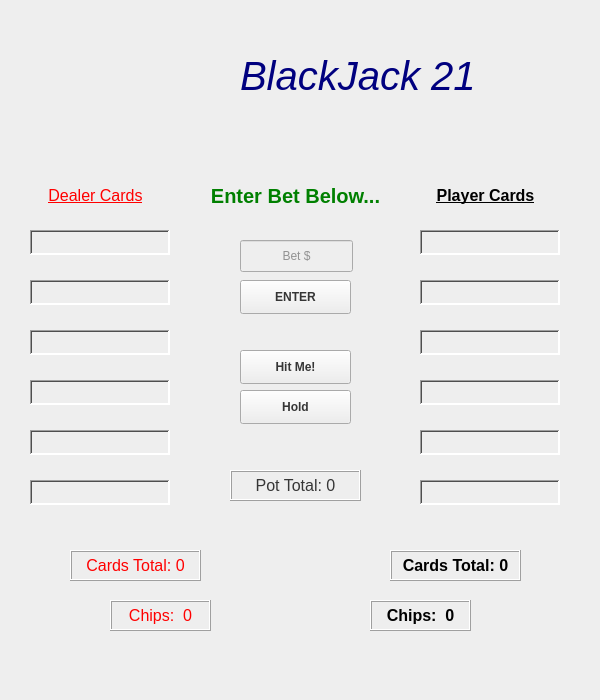
Old version of the form bj21.ui in the repository ultrex22/BJ_21_PYQT5.
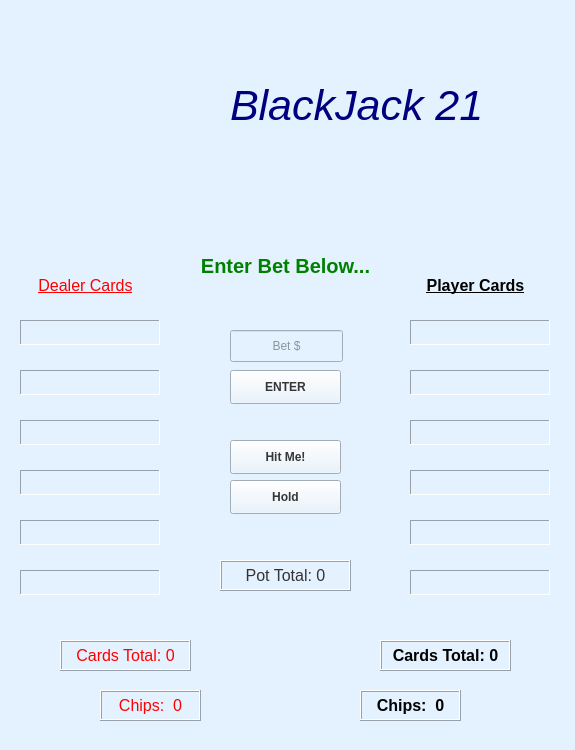
New version of the form.

Commit message: Added some color and reworked some text.

What changed in the file:
```diff
--- a/bj21.ui
+++ b/bj21.ui
@@ -6,20 +6,20 @@
    <rect>
     <x>0</x>
     <y>0</y>
-    <width>600</width>
-    <height>700</height>
+    <width>575</width>
+    <height>750</height>
    </rect>
   </property>
   <property name="minimumSize">
    <size>
-    <width>600</width>
-    <height>700</height>
+    <width>575</width>
+    <height>750</height>
    </size>
   </property>
   <property name="maximumSize">
    <size>
-    <width>600</width>
-    <height>700</height>
+    <width>575</width>
+    <height>750</height>
    </size>
   </property>
   <property name="font">
@@ -31,22 +31,23 @@
    <string>Black Jack 21 - The Game</string>
   </property>
   <property name="styleSheet">
-   <string notr="true">background-color: #eeeeee;
+   <string notr="true">background-color: #dddddd;
+background-color: rgb(228, 242, 255);
 color: rgb(54, 54, 54)</string>
   </property>
   <widget class="QWidget" name="centralwidget">
    <widget class="QLabel" name="title">
     <property name="geometry">
      <rect>
-      <x>240</x>
-      <y>50</y>
-      <width>261</width>
+      <x>230</x>
+      <y>80</y>
+      <width>281</width>
       <height>51</height>
      </rect>
     </property>
     <property name="font">
      <font>
-      <pointsize>30</pointsize>
+      <pointsize>32</pointsize>
       <italic>true</italic>
      </font>
     </property>
@@ -60,8 +61,8 @@
    <widget class="QLabel" name="dealer_name">
     <property name="geometry">
      <rect>
-      <x>20</x>
-      <y>180</y>
+      <x>10</x>
+      <y>270</y>
       <width>151</width>
       <height>31</height>
      </rect>
@@ -85,8 +86,8 @@
    <widget class="QLabel" name="player_name">
     <property name="geometry">
      <rect>
-      <x>400</x>
-      <y>170</y>
+      <x>390</x>
+      <y>260</y>
       <width>171</width>
       <height>51</height>
      </rect>
@@ -115,8 +116,8 @@
    <widget class="QLabel" name="pot_total">
     <property name="geometry">
      <rect>
-      <x>230</x>
-      <y>470</y>
+      <x>220</x>
+      <y>560</y>
       <width>131</width>
       <height>31</height>
      </rect>
@@ -126,6 +127,9 @@
       <pointsize>12</pointsize>
      </font>
     </property>
+    <property name="styleSheet">
+     <string notr="true">color: #333333;</string>
+    </property>
     <property name="frameShape">
      <enum>QFrame::Box</enum>
     </property>
@@ -138,12 +142,15 @@
     <property name="alignment">
      <set>Qt::AlignCenter</set>
     </property>
+    <property name="margin">
+     <number>0</number>
+    </property>
    </widget>
    <widget class="QLabel" name="dealer_card1">
     <property name="geometry">
      <rect>
-      <x>30</x>
-      <y>230</y>
+      <x>20</x>
+      <y>320</y>
       <width>140</width>
       <height>25</height>
      </rect>
@@ -157,7 +164,7 @@
      <string notr="true">color: rgb(255, 0, 0);</string>
     </property>
     <property name="frameShape">
-     <enum>QFrame::WinPanel</enum>
+     <enum>QFrame::Panel</enum>
     </property>
     <property name="frameShadow">
      <enum>QFrame::Sunken</enum>
@@ -172,8 +179,8 @@
    <widget class="QLabel" name="dealer_card2">
     <property name="geometry">
      <rect>
-      <x>30</x>
-      <y>280</y>
+      <x>20</x>
+      <y>370</y>
       <width>140</width>
       <height>25</height>
      </rect>
@@ -187,7 +194,7 @@
      <string notr="true">color: rgb(255, 0, 0);</string>
     </property>
     <property name="frameShape">
-     <enum>QFrame::WinPanel</enum>
+     <enum>QFrame::Panel</enum>
     </property>
     <property name="frameShadow">
      <enum>QFrame::Sunken</enum>
@@ -202,8 +209,8 @@
    <widget class="QLabel" name="dealer_card3">
     <property name="geometry">
      <rect>
-      <x>30</x>
-      <y>330</y>
+      <x>20</x>
+      <y>420</y>
       <width>140</width>
       <height>25</height>
      </rect>
@@ -217,7 +224,7 @@
      <string notr="true">color: rgb(255, 0, 0);</string>
     </property>
     <property name="frameShape">
-     <enum>QFrame::WinPanel</enum>
+     <enum>QFrame::Panel</enum>
     </property>
     <property name="frameShadow">
      <enum>QFrame::Sunken</enum>
@@ -232,8 +239,8 @@
    <widget class="QLabel" name="dealer_card4">
     <property name="geometry">
      <rect>
-      <x>30</x>
-      <y>380</y>
+      <x>20</x>
+      <y>470</y>
       <width>140</width>
       <height>25</height>
      </rect>
@@ -247,7 +254,7 @@
      <string notr="true">color: rgb(255, 0, 0);</string>
     </property>
     <property name="frameShape">
-     <enum>QFrame::WinPanel</enum>
+     <enum>QFrame::Panel</enum>
     </property>
     <property name="frameShadow">
      <enum>QFrame::Sunken</enum>
@@ -262,8 +269,8 @@
    <widget class="QLabel" name="dealer_card5">
     <property name="geometry">
      <rect>
-      <x>30</x>
-      <y>430</y>
+      <x>20</x>
+      <y>520</y>
       <width>140</width>
       <height>25</height>
      </rect>
@@ -277,7 +284,7 @@
      <string notr="true">color:red;</string>
     </property>
     <property name="frameShape">
-     <enum>QFrame::WinPanel</enum>
+     <enum>QFrame::Panel</enum>
     </property>
     <property name="frameShadow">
      <enum>QFrame::Sunken</enum>
@@ -292,8 +299,8 @@
    <widget class="QLabel" name="dealer_total">
     <property name="geometry">
      <rect>
-      <x>70</x>
-      <y>550</y>
+      <x>60</x>
+      <y>640</y>
       <width>131</width>
       <height>31</height>
      </rect>
@@ -322,8 +329,8 @@
    <widget class="QLabel" name="player_total">
     <property name="geometry">
      <rect>
-      <x>390</x>
-      <y>550</y>
+      <x>380</x>
+      <y>640</y>
       <width>131</width>
       <height>31</height>
      </rect>
@@ -354,8 +361,8 @@
    <widget class="QLabel" name="player_card2">
     <property name="geometry">
      <rect>
-      <x>420</x>
-      <y>280</y>
+      <x>410</x>
+      <y>370</y>
       <width>140</width>
       <height>25</height>
      </rect>
@@ -371,7 +378,7 @@
      <string notr="true">color: rgb(0, 0, 0);</string>
     </property>
     <property name="frameShape">
-     <enum>QFrame::WinPanel</enum>
+     <enum>QFrame::Panel</enum>
     </property>
     <property name="frameShadow">
      <enum>QFrame::Sunken</enum>
@@ -386,8 +393,8 @@
    <widget class="QLabel" name="player_card3">
     <property name="geometry">
      <rect>
-      <x>420</x>
-      <y>330</y>
+      <x>410</x>
+      <y>420</y>
       <width>140</width>
       <height>25</height>
      </rect>
@@ -403,7 +410,7 @@
      <string notr="true">color: rgb(0, 0, 0);</string>
     </property>
     <property name="frameShape">
-     <enum>QFrame::WinPanel</enum>
+     <enum>QFrame::Panel</enum>
     </property>
     <property name="frameShadow">
      <enum>QFrame::Sunken</enum>
@@ -418,8 +425,8 @@
    <widget class="QLabel" name="player_card1">
     <property name="geometry">
      <rect>
-      <x>420</x>
-      <y>230</y>
+      <x>410</x>
+      <y>320</y>
       <width>140</width>
       <height>25</height>
      </rect>
@@ -435,7 +442,7 @@
      <string notr="true">color: rgb(0, 0, 0);</string>
     </property>
     <property name="frameShape">
-     <enum>QFrame::WinPanel</enum>
+     <enum>QFrame::Panel</enum>
     </property>
     <property name="frameShadow">
      <enum>QFrame::Sunken</enum>
@@ -450,8 +457,8 @@
    <widget class="QLabel" name="player_card4">
     <property name="geometry">
      <rect>
-      <x>420</x>
-      <y>380</y>
+      <x>410</x>
+      <y>470</y>
       <width>140</width>
       <height>25</height>
      </rect>
@@ -467,7 +474,7 @@
      <string notr="true">color: rgb(0, 0, 0);</string>
     </property>
     <property name="frameShape">
-     <enum>QFrame::WinPanel</enum>
+     <enum>QFrame::Panel</enum>
     </property>
     <property name="frameShadow">
      <enum>QFrame::Sunken</enum>
@@ -482,8 +489,8 @@
    <widget class="QLabel" name="player_card5">
     <property name="geometry">
      <rect>
-      <x>420</x>
-      <y>430</y>
+      <x>410</x>
+      <y>520</y>
       <width>140</width>
       <height>25</height>
      </rect>
@@ -499,7 +506,7 @@
      <string notr="true">color: rgb(0, 0, 0);</string>
     </property>
     <property name="frameShape">
-     <enum>QFrame::WinPanel</enum>
+     <enum>QFrame::Panel</enum>
     </property>
     <property name="frameShadow">
      <enum>QFrame::Sunken</enum>
@@ -514,8 +521,8 @@
    <widget class="QLabel" name="dealer_chips">
     <property name="geometry">
      <rect>
-      <x>110</x>
-      <y>600</y>
+      <x>100</x>
+      <y>690</y>
       <width>101</width>
       <height>31</height>
      </rect>
@@ -544,8 +551,8 @@
    <widget class="QLabel" name="player_chips">
     <property name="geometry">
      <rect>
-      <x>370</x>
-      <y>600</y>
+      <x>360</x>
+      <y>690</y>
       <width>101</width>
       <height>31</height>
      </rect>
@@ -576,15 +583,21 @@
    <widget class="QPushButton" name="icon1">
     <property name="geometry">
      <rect>
-      <x>80</x>
-      <y>30</y>
-      <width>61</width>
-      <height>81</height>
+      <x>50</x>
+      <y>50</y>
+      <width>71</width>
+      <height>91</height>
      </rect>
     </property>
     <property name="text">
      <string/>
     </property>
+    <property name="iconSize">
+     <size>
+      <width>30</width>
+      <height>40</height>
+     </size>
+    </property>
     <property name="flat">
      <bool>true</bool>
     </property>
@@ -592,15 +605,24 @@
    <widget class="QPushButton" name="icon2">
     <property name="geometry">
      <rect>
-      <x>150</x>
-      <y>50</y>
-      <width>61</width>
-      <height>81</height>
+      <x>140</x>
+      <y>90</y>
+      <width>71</width>
+      <height>91</height>
      </rect>
     </property>
     <property name="text">
      <string notr="true"/>
     </property>
+    <property name="iconSize">
+     <size>
+      <width>30</width>
+      <height>40</height>
+     </size>
+    </property>
+    <property name="checkable">
+     <bool>false</bool>
+    </property>
     <property name="flat">
      <bool>true</bool>
     </property>
@@ -608,8 +630,8 @@
    <widget class="QLabel" name="player_textbox">
     <property name="geometry">
      <rect>
-      <x>200</x>
-      <y>160</y>
+      <x>190</x>
+      <y>230</y>
       <width>191</width>
       <height>71</height>
      </rect>
@@ -637,8 +659,8 @@
    <widget class="QToolButton" name="hit_me_button">
     <property name="geometry">
      <rect>
-      <x>240</x>
-      <y>350</y>
+      <x>230</x>
+      <y>440</y>
       <width>111</width>
       <height>34</height>
      </rect>
@@ -663,8 +685,8 @@
    <widget class="QToolButton" name="hold_button">
     <property name="geometry">
      <rect>
-      <x>240</x>
-      <y>390</y>
+      <x>230</x>
+      <y>480</y>
       <width>111</width>
       <height>34</height>
      </rect>
@@ -688,8 +710,8 @@
    <widget class="QLineEdit" name="bet_amount_edit">
     <property name="geometry">
      <rect>
-      <x>240</x>
-      <y>240</y>
+      <x>230</x>
+      <y>330</y>
       <width>113</width>
       <height>32</height>
      </rect>
@@ -704,8 +726,8 @@
    <widget class="QPushButton" name="enter_buttton">
     <property name="geometry">
      <rect>
-      <x>240</x>
-      <y>280</y>
+      <x>230</x>
+      <y>370</y>
       <width>111</width>
       <height>34</height>
      </rect>
@@ -729,8 +751,8 @@
    <widget class="QLabel" name="player_card6">
     <property name="geometry">
      <rect>
-      <x>420</x>
-      <y>480</y>
+      <x>410</x>
+      <y>570</y>
       <width>140</width>
       <height>25</height>
      </rect>
@@ -746,7 +768,7 @@
      <string notr="true">color: rgb(0, 0, 0);</string>
     </property>
     <property name="frameShape">
-     <enum>QFrame::WinPanel</enum>
+     <enum>QFrame::Panel</enum>
     </property>
     <property name="frameShadow">
      <enum>QFrame::Sunken</enum>
@@ -761,8 +783,8 @@
    <widget class="QLabel" name="dealer_card6">
     <property name="geometry">
      <rect>
-      <x>30</x>
-      <y>480</y>
+      <x>20</x>
+      <y>570</y>
       <width>140</width>
       <height>25</height>
      </rect>
@@ -778,7 +800,7 @@
      <string notr="true">color: rgb(0, 0, 0);</string>
     </property>
     <property name="frameShape">
-     <enum>QFrame::WinPanel</enum>
+     <enum>QFrame::Panel</enum>
     </property>
     <property name="frameShadow">
      <enum>QFrame::Sunken</enum>
```
The commit also changes 2 other files.
